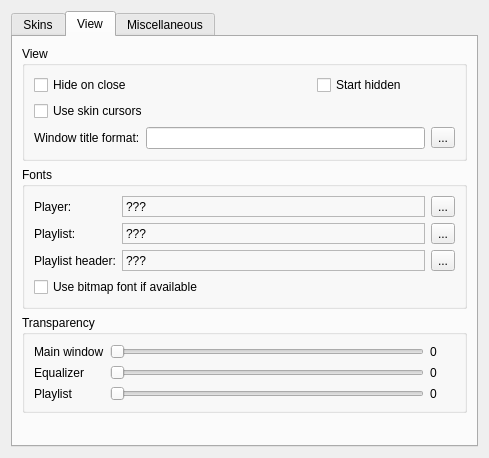
First picture: the form in src/plugins/Ui/skinned/forms/skinnedsettings.ui, repository ksv1986/qmmp-staging, before the edit.
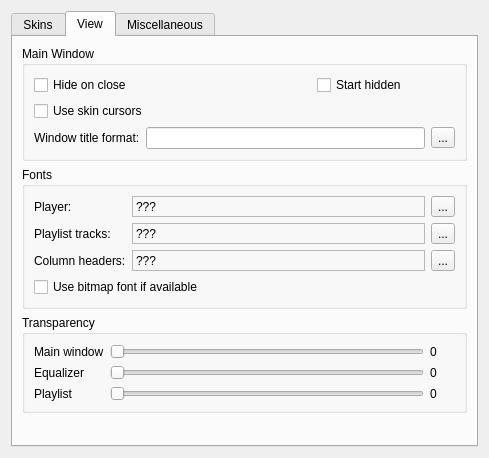
Second picture: the form after the edit. The open tabs and pages were chosen to show the change.

Commit message: skinned: changed settings

Patch:
```diff
--- a/src/plugins/Ui/skinned/forms/skinnedsettings.ui
+++ b/src/plugins/Ui/skinned/forms/skinnedsettings.ui
@@ -92,7 +92,7 @@
        <item>
         <widget class="QGroupBox" name="groupBox">
          <property name="title">
-          <string>View</string>
+          <string>Main Window</string>
          </property>
          <layout class="QGridLayout" name="gridLayout">
           <item row="0" column="0" rowspan="2" colspan="2">
@@ -227,7 +227,7 @@
           <item row="2" column="0" colspan="2">
            <widget class="QLabel" name="label_5">
             <property name="text">
-             <string>Playlist header:</string>
+             <string>Column headers:</string>
             </property>
            </widget>
           </item>
@@ -239,14 +239,8 @@
               <verstretch>0</verstretch>
              </sizepolicy>
             </property>
-            <property name="maximumSize">
-             <size>
-              <width>80</width>
-              <height>16777215</height>
-             </size>
-            </property>
             <property name="text">
-             <string>Playlist:</string>
+             <string>Playlist tracks:</string>
             </property>
             <property name="alignment">
              <set>Qt::AlignLeading|Qt::AlignLeft|Qt::AlignVCenter</set>
@@ -261,12 +255,6 @@
               <verstretch>0</verstretch>
              </sizepolicy>
             </property>
-            <property name="maximumSize">
-             <size>
-              <width>80</width>
-              <height>16777215</height>
-             </size>
-            </property>
             <property name="text">
              <string>Player:</string>
             </property>
```
